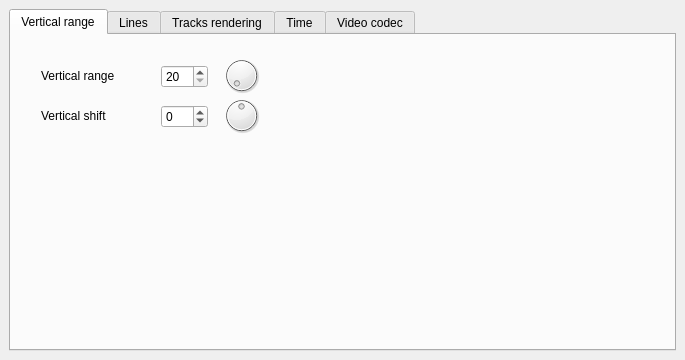
This is dockwidrender.ui in lgmventura/MusicaVisual as Qt 5 draws it before an edit. The edited form follows.
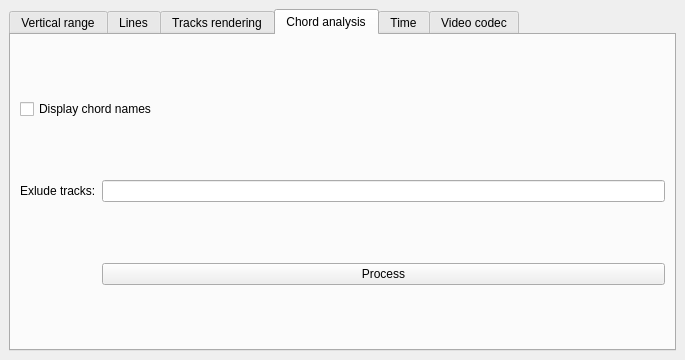
This is the edited form.

Diff of the .ui file:
```diff
--- a/dockwidrender.ui
+++ b/dockwidrender.ui
@@ -21,7 +21,7 @@
     <item row="0" column="0">
      <widget class="QTabWidget" name="tabWidget">
       <property name="currentIndex">
-       <number>0</number>
+       <number>3</number>
       </property>
       <widget class="QWidget" name="tab_4">
        <attribute name="title">
@@ -459,6 +459,37 @@
         </property>
        </widget>
       </widget>
+      <widget class="QWidget" name="tab_6">
+       <attribute name="title">
+        <string>Chord analysis</string>
+       </attribute>
+       <layout class="QGridLayout" name="gridLayout_5">
+        <item row="0" column="0" colspan="2">
+         <widget class="QCheckBox" name="cb_dispChordNames">
+          <property name="text">
+           <string>Display chord names</string>
+          </property>
+         </widget>
+        </item>
+        <item row="1" column="1">
+         <widget class="QLineEdit" name="lineEdit_excludeTracks"/>
+        </item>
+        <item row="1" column="0">
+         <widget class="QLabel" name="label_excludeTracks">
+          <property name="text">
+           <string>Exlude tracks:</string>
+          </property>
+         </widget>
+        </item>
+        <item row="2" column="1">
+         <widget class="QPushButton" name="pb_procChordNames">
+          <property name="text">
+           <string>Process</string>
+          </property>
+         </widget>
+        </item>
+       </layout>
+      </widget>
       <widget class="QWidget" name="tab_5">
        <attribute name="title">
         <string>Time</string>
```
